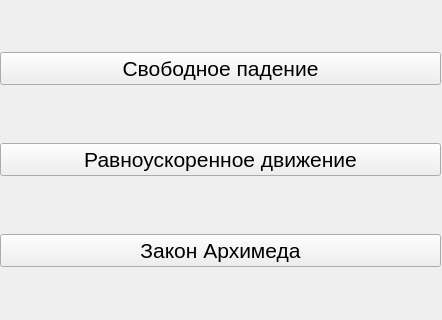
First picture: the form in files/uis/mainmenu.ui, repository Bekoshka/Physics-Helper, before the edit; both pictures show x 0 to 442 and y 0 to 320 of the 442 by 552 pixel window.
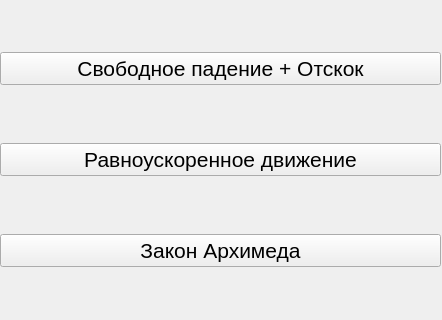
Second picture: the form after the edit.

Commit message: v.1.0.7 hotfix

Diff of the .ui file:
```diff
--- a/files/uis/mainmenu.ui
+++ b/files/uis/mainmenu.ui
@@ -68,7 +68,7 @@
         </font>
        </property>
        <property name="text">
-        <string>Свободное падение</string>
+        <string>Свободное падение + Отскок</string>
        </property>
       </widget>
      </item>
```
The commit also changes 2 other files.
